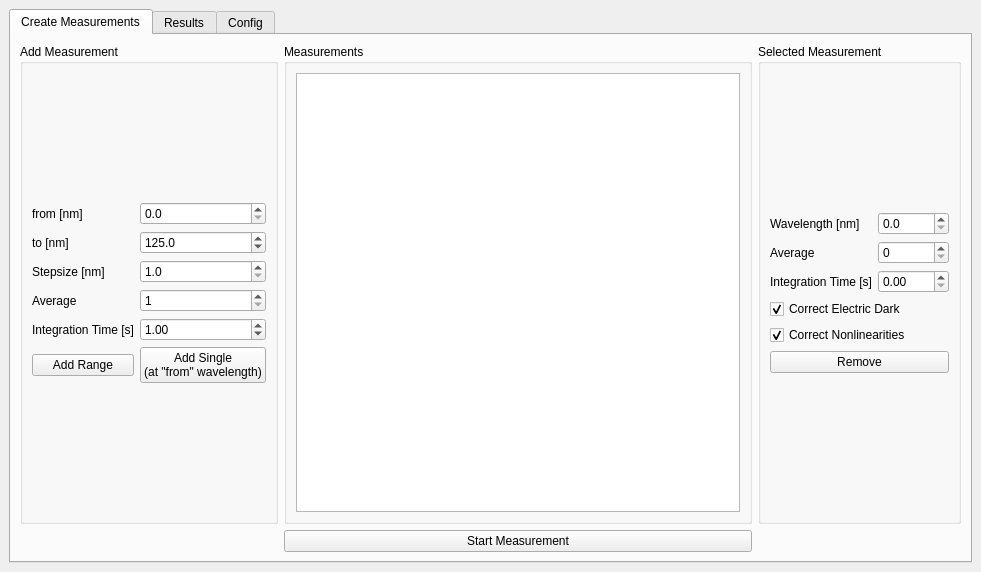
Davidxdydz/VUVControl, file GUI/mainWindow.ui: the form before one commit.
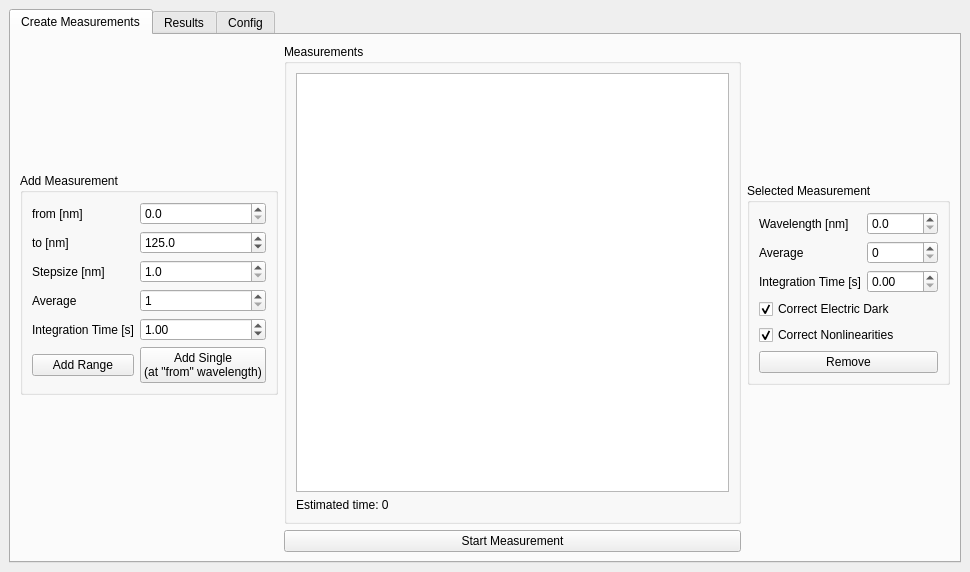
The form after the commit.

Commit message: added time estimate

What changed in the file:
```diff
--- a/GUI/mainWindow.ui
+++ b/GUI/mainWindow.ui
@@ -6,7 +6,7 @@
    <rect>
     <x>0</x>
     <y>0</y>
-    <width>981</width>
+    <width>970</width>
     <height>572</height>
    </rect>
   </property>
@@ -57,7 +57,7 @@
           <item row="0" column="2">
            <widget class="QGroupBox" name="infoGroupBox">
             <property name="sizePolicy">
-             <sizepolicy hsizetype="Fixed" vsizetype="Preferred">
+             <sizepolicy hsizetype="Fixed" vsizetype="Maximum">
               <horstretch>0</horstretch>
               <verstretch>0</verstretch>
              </sizepolicy>
@@ -156,7 +156,7 @@
              <bool>true</bool>
             </property>
             <property name="sizePolicy">
-             <sizepolicy hsizetype="Fixed" vsizetype="Preferred">
+             <sizepolicy hsizetype="Fixed" vsizetype="Maximum">
               <horstretch>0</horstretch>
               <verstretch>0</verstretch>
              </sizepolicy>
@@ -322,6 +322,13 @@
                </property>
               </widget>
              </item>
+             <item>
+              <widget class="QLabel" name="estTimeLabel">
+               <property name="text">
+                <string>Estimated time: 0</string>
+               </property>
+              </widget>
+             </item>
             </layout>
            </widget>
           </item>
```
Left out of the diff: 6 changed lines with no effect on the pictures. The commit also changes 2 other files.
